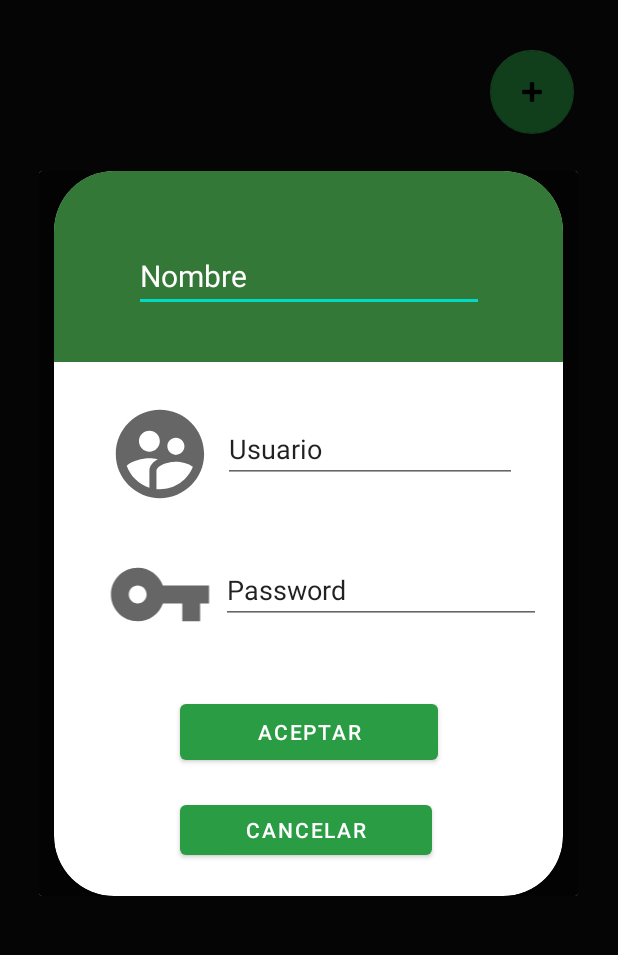
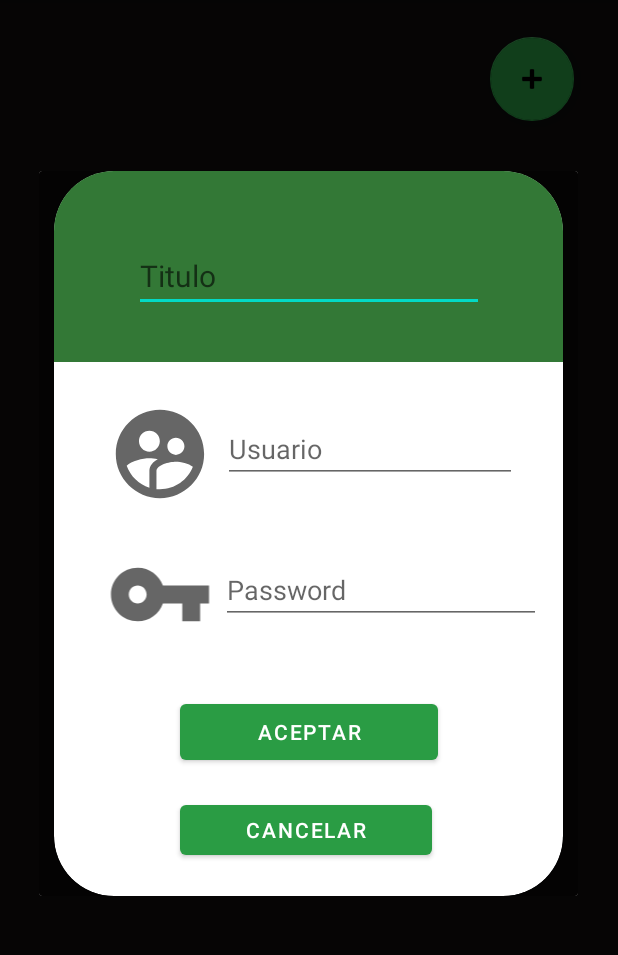
Before and after one commit to DevMcGann/guardaClaves, an Android app: the MainFragment screen opened through its navigation route, after a tap on an icon or button, on a phone screen of 412 x 824 dp, the part 84-1039 px from its top. Run offline under Robolectric (Android 15) with nearby library versions, the phone set to English and light mode, and no system bars; our stand-ins replace Room's generated code.

Commit message:
cambios esteticos varios

```diff
--- a/app/src/main/res/drawable/ic_delete.xml
+++ b/app/src/main/res/drawable/ic_delete.xml
@@ -3,7 +3,7 @@
     android:height="24dp"
     android:viewportWidth="24"
     android:viewportHeight="24"
-    android:tint="?attr/colorControlNormal">
+    android:tint="@color/white">
   <path
       android:fillColor="@android:color/white"
       android:pathData="M6,19c0,1.1 0.9,2 2,2h8c1.1,0 2,-0.9 2,-2V7H6v12zM19,4h-3.5l-1,-1h-5l-1,1H5v2h14V4z"/>
--- a/app/src/main/res/drawable/ic_edit.xml
+++ b/app/src/main/res/drawable/ic_edit.xml
@@ -3,7 +3,7 @@
     android:height="24dp"
     android:viewportWidth="24"
     android:viewportHeight="24"
-    android:tint="?attr/colorControlNormal">
+    android:tint="@color/white">
   <path
       android:fillColor="@android:color/white"
       android:pathData="M3,17.25V21h3.75L17.81,9.94l-3.75,-3.75L3,17.25zM20.71,7.04c0.39,-0.39 0.39,-1.02 0,-1.41l-2.34,-2.34c-0.39,-0.39 -1.02,-0.39 -1.41,0l-1.83,1.83 3.75,3.75 1.83,-1.83z"/>
--- a/app/src/main/res/layout/dialog_agregar.xml
+++ b/app/src/main/res/layout/dialog_agregar.xml
@@ -61,7 +61,8 @@
                 android:layout_height="wrap_content"
                 android:ems="10"
                 android:inputType="textPersonName"
-                android:text="Nombre"
+                android:text=""
+                android:hint="Titulo"
                 android:textColor="@color/white"
                 android:textSize="20sp"
                 app:layout_constraintBottom_toBottomOf="parent"
@@ -76,7 +77,8 @@
                 android:layout_height="44dp"
                 android:ems="10"
                 android:inputType="textPersonName"
-                android:text="Usuario"
+                android:text=""
+                android:hint="Usuario"
                 app:layout_constraintBottom_toBottomOf="parent"
                 app:layout_constraintEnd_toEndOf="parent"
                 app:layout_constraintHorizontal_bias="0.785"
@@ -90,7 +92,8 @@
                 android:layout_height="wrap_content"
                 android:ems="10"
                 android:inputType="textPersonName"
-                android:text="Password"
+                android:text=""
+                android:hint="Password"
                 app:layout_constraintBottom_toBottomOf="parent"
                 app:layout_constraintEnd_toEndOf="parent"
                 app:layout_constraintHorizontal_bias="0.885"
--- a/app/src/main/res/layout/fragment_first_time.xml
+++ b/app/src/main/res/layout/fragment_first_time.xml
@@ -22,7 +22,7 @@
         android:maxLength="4"
         android:textAlignment="center"
         android:textColor="#49CC4E"
-        android:textSize="25sp"
+        android:textSize="60sp"
         app:layout_constraintBottom_toBottomOf="parent"
         app:layout_constraintEnd_toEndOf="parent"
         app:layout_constraintHorizontal_bias="0.495"
--- a/app/src/main/res/layout/fragment_login.xml
+++ b/app/src/main/res/layout/fragment_login.xml
@@ -18,7 +18,8 @@
         android:inputType="numberPassword"
         android:maxLength="4"
         android:textAlignment="center"
-        android:textSize="30sp"
+        android:textSize="60sp"
+        android:textColor="@color/white"
         app:layout_constraintBottom_toBottomOf="parent"
         app:layout_constraintEnd_toEndOf="parent"
         app:layout_constraintStart_toStartOf="parent"
--- a/app/src/main/res/layout/fragment_main.xml
+++ b/app/src/main/res/layout/fragment_main.xml
@@ -11,21 +11,22 @@
 
     <androidx.recyclerview.widget.RecyclerView
         android:id="@+id/rv_lista"
-        android:layout_width="379dp"
-        android:layout_height="571dp"
+        android:layout_width="381dp"
+        android:layout_height="657dp"
         android:orientation="vertical"
         app:layoutManager="androidx.recyclerview.widget.LinearLayoutManager"
         app:layout_constraintBottom_toBottomOf="parent"
         app:layout_constraintEnd_toEndOf="parent"
-        app:layout_constraintHorizontal_bias="0.407"
+        app:layout_constraintHorizontal_bias="0.466"
         app:layout_constraintStart_toStartOf="parent"
         app:layout_constraintTop_toTopOf="parent"
-        app:layout_constraintVertical_bias="0.917" />
+        app:layout_constraintVertical_bias="0.945" />
 
     <com.google.android.material.floatingactionbutton.FloatingActionButton
         android:id="@+id/b_agregar"
         android:layout_width="wrap_content"
         android:layout_height="wrap_content"
+        android:layout_marginTop="16dp"
         android:clickable="true"
         android:src="@android:drawable/ic_input_add"
         app:backgroundTint="#2a9c44"
--- a/app/src/main/res/layout/item_row.xml
+++ b/app/src/main/res/layout/item_row.xml
@@ -45,7 +45,8 @@
                 android:layout_width="352dp"
                 android:layout_height="50dp"
                 android:gravity="center"
-                android:text="TITULO"
+                android:text=""
+                android:hint="TITULO"
                 android:textAlignment="center"
                 android:textColor="@color/white"
                 android:textSize="20sp"
```
Also changed, not shown: app/src/main/java/com/gsoft/argentina/guardaclaves/ui/mainScreen/MainFragment.kt (+6 -3 lines), app/src/main/java/com/gsoft/argentina/guardaclaves/ui/mainScreen/swipe/SwipeHelper.java (+14 -11 lines).
